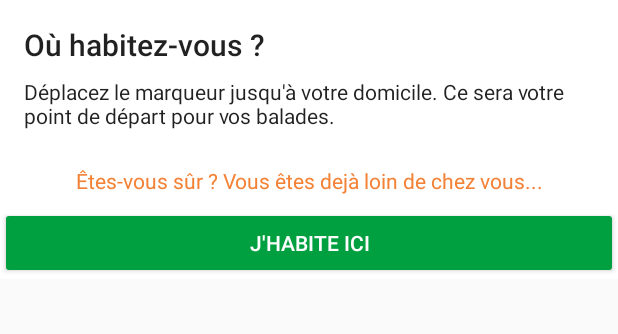
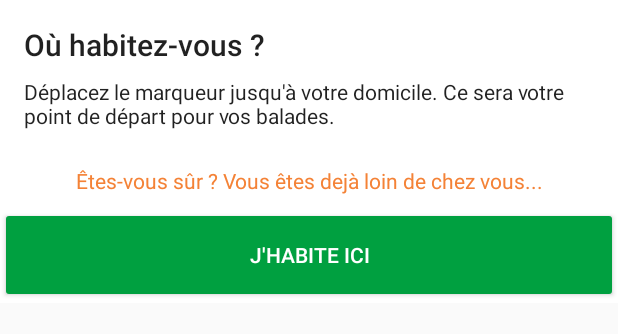
Before and after one commit to dadouf/ConfineMap, an Android app: the layout onboarding_home.xml on its own in the app's theme, with its tools: preview values and no code run, on a phone screen of 412 x 824 dp. Shown: the top 334 px of the screen. Run offline under Robolectric (Android 15) with nearby library versions, the phone set to English and light mode, and no system bars.

Commit message:
Bigger buttons

```diff
--- a/app/build.gradle
+++ b/app/build.gradle
@@ -14,13 +14,11 @@ android {
         versionName "1.0"
 
         testInstrumentationRunner "androidx.test.runner.AndroidJUnitRunner"
-
-//        vectorDrawables.useSupportLibrary = true
     }
 
     buildTypes {
         release {
-            minifyEnabled false
+            minifyEnabled true
             proguardFiles getDefaultProguardFile('proguard-android-optimize.txt'), 'proguard-rules.pro'
         }
     }
--- a/app/src/main/AndroidManifest.xml
+++ b/app/src/main/AndroidManifest.xml
@@ -29,6 +29,7 @@
 
         <activity
             android:name=".MapsActivity"
+            android:launchMode="singleInstance"
             android:screenOrientation="portrait"
             tools:ignore="LockedOrientationActivity">
             <intent-filter>
--- a/app/src/main/res/layout/activity_maps.xml
+++ b/app/src/main/res/layout/activity_maps.xml
@@ -79,7 +79,6 @@
 
         <Button
             android:id="@+id/btn_reset_home"
-            style="@style/Widget.AppCompat.Button.Colored"
             android:layout_width="match_parent"
             android:layout_height="wrap_content"
             android:layout_marginLeft="16dp"
@@ -90,7 +89,6 @@
 
         <Button
             android:id="@+id/btn_start"
-            style="@style/Widget.AppCompat.Button.Colored"
             android:layout_width="match_parent"
             android:layout_height="wrap_content"
             android:layout_marginLeft="16dp"
--- a/app/src/main/res/layout/onboarding_demo.xml
+++ b/app/src/main/res/layout/onboarding_demo.xml
@@ -33,7 +33,6 @@
 
     <Button
         android:id="@+id/onboarding_demo_button"
-        style="@style/Widget.AppCompat.Button.Colored"
         android:layout_width="match_parent"
         android:layout_height="wrap_content"
         android:text="C'est parti !"
--- a/app/src/main/res/layout/onboarding_home.xml
+++ b/app/src/main/res/layout/onboarding_home.xml
@@ -49,7 +49,6 @@
 
     <Button
         android:id="@+id/onboarding_home_button"
-        style="@style/Widget.AppCompat.Button.Colored"
         android:layout_width="match_parent"
         android:layout_height="wrap_content"
         android:text="J'habite ici"
--- a/app/src/main/res/layout/onboarding_permission.xml
+++ b/app/src/main/res/layout/onboarding_permission.xml
@@ -77,7 +77,6 @@
 
     <Button
         android:id="@+id/onboarding_permission_button"
-        style="@style/Widget.AppCompat.Button.Colored"
         android:layout_width="match_parent"
         android:layout_height="wrap_content"
         android:text="Autoriser"
--- a/app/src/main/res/values/styles.xml
+++ b/app/src/main/res/values/styles.xml
@@ -4,8 +4,13 @@
         <item name="colorPrimary">@color/colorPrimary</item>
         <item name="colorPrimaryDark">@color/colorPrimaryDark</item>
         <item name="colorAccent">@color/colorAccent</item>
+        <item name="buttonStyle">@style/AppTheme.Button</item>
     </style>
 
     <style name="AppTheme" parent="BaseAppTheme" />
 
+    <style name="AppTheme.Button" parent="Widget.AppCompat.Button.Colored">
+        <item name="android:minHeight">64dp</item>
+    </style>
+
 </resources>
```
Also changed, not shown: app/src/main/java/com/davidferrand/confinemap/MapsActivity.kt (+8 -9 lines).
